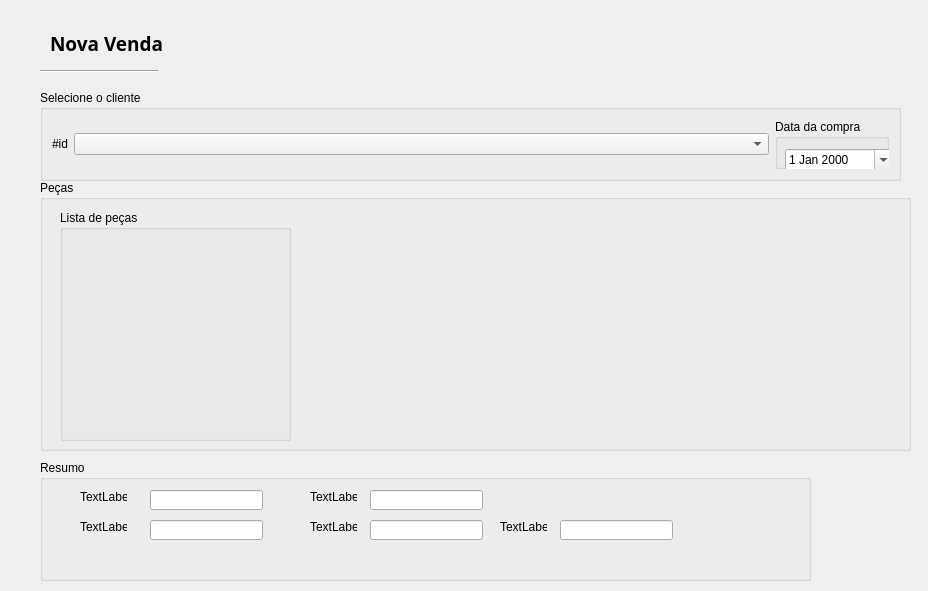
Old version of the form view/cad_venda.ui in the repository Gusrrocha/Gerenciador-de-Vendas.
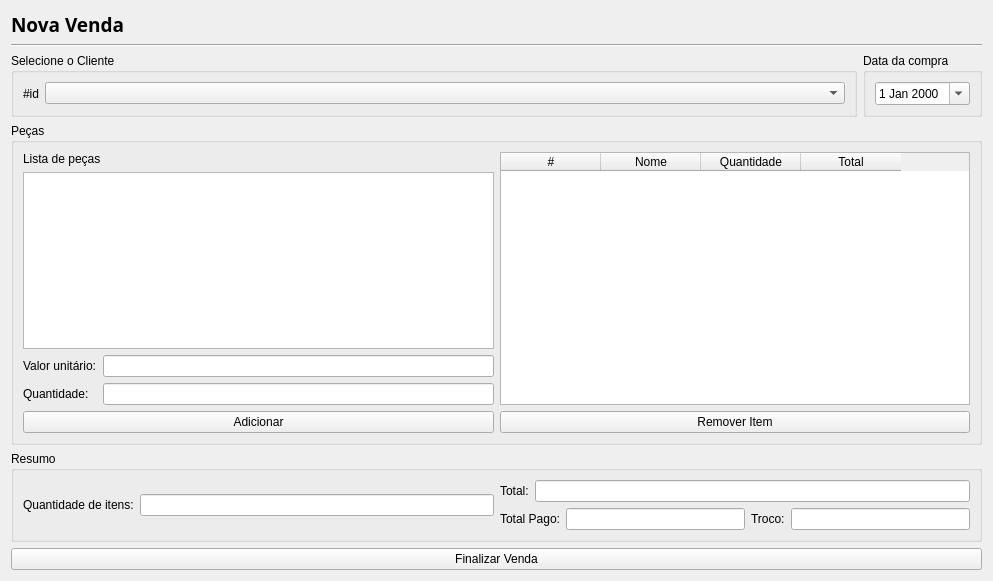
New version of the form.

Commit message: Cadastro Venda

Patch:
```diff
--- a/view/cad_venda.ui
+++ b/view/cad_venda.ui
@@ -6,22 +6,16 @@
    <rect>
     <x>0</x>
     <y>0</y>
-    <width>928</width>
-    <height>591</height>
+    <width>993</width>
+    <height>581</height>
    </rect>
   </property>
   <property name="windowTitle">
    <string>Form</string>
   </property>
+  <layout class="QVBoxLayout" name="verticalLayout_7">
+   <item>
   <widget class="QLabel" name="label">
-   <property name="geometry">
-    <rect>
-     <x>50</x>
-     <y>30</y>
-     <width>125</width>
-     <height>27</height>
-    </rect>
-   </property>
    <property name="font">
     <font>
      <family>Arial Black</family>
@@ -34,23 +28,26 @@
     <string>Nova Venda</string>
    </property>
   </widget>
+   </item>
+   <item>
+    <widget class="Line" name="line">
+     <property name="orientation">
+      <enum>Qt::Horizontal</enum>
+     </property>
+    </widget>
+   </item>
+   <item>
+    <layout class="QHBoxLayout" name="horizontalLayout_4">
+     <item>
   <widget class="QGroupBox" name="groupBox">
-   <property name="geometry">
-    <rect>
-     <x>40</x>
-     <y>90</y>
-     <width>861</width>
-     <height>91</height>
-    </rect>
-   </property>
    <property name="title">
-    <string>Selecione o cliente</string>
-   </property>
-   <layout class="QGridLayout" name="gridLayout">
-    <item row="0" column="0">
+        <string>Selecione o Cliente</string>
+       </property>
+       <layout class="QHBoxLayout" name="horizontalLayout">
+        <item>
      <widget class="QLabel" name="label_2">
       <property name="sizePolicy">
-       <sizepolicy hsizetype="Fixed" vsizetype="Fixed">
+           <sizepolicy hsizetype="Fixed" vsizetype="Preferred">
         <horstretch>0</horstretch>
         <verstretch>0</verstretch>
        </sizepolicy>
@@ -60,13 +57,23 @@
       </property>
      </widget>
     </item>
-    <item row="0" column="1">
-     <widget class="QComboBox" name="comboBox"/>
-    </item>
-    <item row="0" column="2">
-     <widget class="QGroupBox" name="groupBox_4">
+        <item>
+         <widget class="QComboBox" name="comboBox">
+          <property name="sizePolicy">
+           <sizepolicy hsizetype="Preferred" vsizetype="Fixed">
+            <horstretch>0</horstretch>
+            <verstretch>0</verstretch>
+           </sizepolicy>
+          </property>
+         </widget>
+        </item>
+       </layout>
+      </widget>
+     </item>
+     <item>
+      <widget class="QGroupBox" name="groupBox_2">
       <property name="sizePolicy">
-       <sizepolicy hsizetype="Fixed" vsizetype="Expanding">
+        <sizepolicy hsizetype="Fixed" vsizetype="Fixed">
         <horstretch>0</horstretch>
         <verstretch>0</verstretch>
        </sizepolicy>
@@ -74,190 +81,199 @@
       <property name="title">
        <string>Data da compra</string>
       </property>
+       <layout class="QVBoxLayout" name="verticalLayout">
+        <item>
       <widget class="QDateEdit" name="dateEdit">
-       <property name="geometry">
-        <rect>
-         <x>10</x>
-         <y>30</y>
-         <width>110</width>
-         <height>22</height>
-        </rect>
+          <property name="sizePolicy">
+           <sizepolicy hsizetype="Minimum" vsizetype="Fixed">
+            <horstretch>0</horstretch>
+            <verstretch>0</verstretch>
+           </sizepolicy>
        </property>
        <property name="calendarPopup">
         <bool>true</bool>
        </property>
       </widget>
-     </widget>
     </item>
    </layout>
   </widget>
-  <widget class="QGroupBox" name="groupBox_2">
-   <property name="geometry">
-    <rect>
-     <x>40</x>
-     <y>180</y>
-     <width>871</width>
-     <height>271</height>
-    </rect>
-   </property>
-   <property name="title">
-    <string>Peças</string>
-   </property>
-   <widget class="QGroupBox" name="groupBox_5">
-    <property name="geometry">
-     <rect>
-      <x>20</x>
-      <y>30</y>
-      <width>231</width>
-      <height>231</height>
-     </rect>
-    </property>
-    <property name="title">
-     <string>Lista de peças</string>
-    </property>
-   </widget>
-  </widget>
+     </item>
+    </layout>
+   </item>
+   <item>
   <widget class="QGroupBox" name="groupBox_3">
-   <property name="geometry">
-    <rect>
-     <x>40</x>
-     <y>460</y>
-     <width>771</width>
-     <height>121</height>
-    </rect>
-   </property>
    <property name="title">
-    <string>Resumo</string>
-   </property>
+      <string>Peças</string>
+     </property>
+     <layout class="QHBoxLayout" name="horizontalLayout_2">
+      <item>
+       <layout class="QVBoxLayout" name="verticalLayout_4">
+        <item>
+         <layout class="QVBoxLayout" name="verticalLayout_2">
+          <item>
    <widget class="QLabel" name="label_3">
-    <property name="geometry">
-     <rect>
-      <x>40</x>
-      <y>30</y>
-      <width>47</width>
-      <height>13</height>
-     </rect>
-    </property>
     <property name="text">
-     <string>TextLabel</string>
-    </property>
-   </widget>
-   <widget class="QLineEdit" name="lineEdit">
-    <property name="geometry">
-     <rect>
-      <x>110</x>
-      <y>30</y>
-      <width>113</width>
-      <height>20</height>
-     </rect>
-    </property>
-   </widget>
-   <widget class="QLineEdit" name="lineEdit_2">
-    <property name="geometry">
-     <rect>
-      <x>110</x>
-      <y>60</y>
-      <width>113</width>
-      <height>20</height>
-     </rect>
-    </property>
-   </widget>
+             <string>Lista de peças</string>
+            </property>
+           </widget>
+          </item>
+          <item>
+           <widget class="QListWidget" name="listWidget"/>
+          </item>
+         </layout>
+        </item>
+        <item>
+         <layout class="QVBoxLayout" name="verticalLayout_3">
+          <item>
+           <layout class="QFormLayout" name="formLayout">
+            <item row="0" column="0">
    <widget class="QLabel" name="label_4">
-    <property name="geometry">
-     <rect>
-      <x>40</x>
-      <y>60</y>
-      <width>47</width>
-      <height>13</height>
-     </rect>
-    </property>
+              <property name="text">
+               <string>Valor unitário:</string>
+              </property>
+             </widget>
+            </item>
+            <item row="0" column="1">
+             <widget class="QLineEdit" name="lineEdit">
     <property name="text">
-     <string>TextLabel</string>
-    </property>
-   </widget>
+               <string/>
+              </property>
+             </widget>
+            </item>
+            <item row="1" column="0">
    <widget class="QLabel" name="label_5">
-    <property name="geometry">
-     <rect>
-      <x>270</x>
-      <y>30</y>
-      <width>47</width>
-      <height>13</height>
-     </rect>
-    </property>
+              <property name="text">
+               <string>Quantidade:</string>
+              </property>
+             </widget>
+            </item>
+            <item row="1" column="1">
+             <widget class="QLineEdit" name="lineEdit_2"/>
+            </item>
+           </layout>
+          </item>
+          <item>
+           <widget class="QPushButton" name="pushButton">
     <property name="text">
-     <string>TextLabel</string>
-    </property>
-   </widget>
+             <string>Adicionar</string>
+            </property>
+           </widget>
+          </item>
+         </layout>
+        </item>
+       </layout>
+      </item>
+      <item>
+       <layout class="QVBoxLayout" name="verticalLayout_5">
+        <item>
+         <widget class="QTableWidget" name="tableWidget">
+          <column>
+           <property name="text">
+            <string>#</string>
+           </property>
+          </column>
+          <column>
+           <property name="text">
+            <string>Nome</string>
+           </property>
+          </column>
+          <column>
+           <property name="text">
+            <string>Quantidade</string>
+           </property>
+          </column>
+          <column>
+           <property name="text">
+            <string>Total</string>
+           </property>
+          </column>
+         </widget>
+        </item>
+        <item>
+         <widget class="QPushButton" name="pushButton_2">
+          <property name="text">
+           <string>Remover Item</string>
+          </property>
+         </widget>
+        </item>
+       </layout>
+      </item>
+     </layout>
+    </widget>
+   </item>
+   <item>
+    <widget class="QGroupBox" name="groupBox_4">
+     <property name="title">
+      <string>Resumo</string>
+     </property>
+     <layout class="QHBoxLayout" name="horizontalLayout_3">
+      <item>
+       <layout class="QGridLayout" name="gridLayout_2">
+        <item row="0" column="0">
    <widget class="QLabel" name="label_6">
-    <property name="geometry">
-     <rect>
-      <x>270</x>
-      <y>60</y>
-      <width>47</width>
-      <height>13</height>
-     </rect>
-    </property>
     <property name="text">
-     <string>TextLabel</string>
-    </property>
-   </widget>
+           <string>Quantidade de itens:</string>
+          </property>
+         </widget>
+        </item>
+        <item row="0" column="1">
+         <widget class="QLineEdit" name="lineEdit_3"/>
+        </item>
+       </layout>
+      </item>
+      <item>
+       <layout class="QVBoxLayout" name="verticalLayout_6">
+        <item>
+         <layout class="QFormLayout" name="formLayout_2">
+          <item row="0" column="0">
    <widget class="QLabel" name="label_7">
-    <property name="geometry">
-     <rect>
-      <x>460</x>
-      <y>60</y>
-      <width>47</width>
-      <height>13</height>
-     </rect>
-    </property>
     <property name="text">
-     <string>TextLabel</string>
-    </property>
-   </widget>
-   <widget class="QLineEdit" name="lineEdit_3">
-    <property name="geometry">
-     <rect>
-      <x>330</x>
-      <y>30</y>
-      <width>113</width>
-      <height>20</height>
-     </rect>
-    </property>
-   </widget>
-   <widget class="QLineEdit" name="lineEdit_4">
-    <property name="geometry">
-     <rect>
-      <x>330</x>
-      <y>60</y>
-      <width>113</width>
-      <height>20</height>
-     </rect>
-    </property>
-   </widget>
-   <widget class="QLineEdit" name="lineEdit_5">
-    <property name="geometry">
-     <rect>
-      <x>520</x>
-      <y>60</y>
-      <width>113</width>
-      <height>20</height>
-     </rect>
-    </property>
-   </widget>
-  </widget>
-  <widget class="Line" name="line">
-   <property name="geometry">
-    <rect>
-     <x>40</x>
-     <y>70</y>
-     <width>118</width>
-     <height>3</height>
-    </rect>
-   </property>
-   <property name="orientation">
-    <enum>Qt::Horizontal</enum>
-   </property>
-  </widget>
+             <string>Total:</string>
+            </property>
+           </widget>
+          </item>
+          <item row="0" column="1">
+           <widget class="QLineEdit" name="lineEdit_4"/>
+          </item>
+         </layout>
+        </item>
+        <item>
+         <layout class="QGridLayout" name="gridLayout_3">
+          <item row="0" column="0">
+           <widget class="QLabel" name="label_8">
+            <property name="text">
+             <string>Total Pago:</string>
+            </property>
+           </widget>
+          </item>
+          <item row="0" column="1">
+           <widget class="QLineEdit" name="lineEdit_5"/>
+          </item>
+          <item row="0" column="2">
+           <widget class="QLabel" name="label_9">
+            <property name="text">
+             <string>Troco:</string>
+            </property>
+           </widget>
+          </item>
+          <item row="0" column="3">
+           <widget class="QLineEdit" name="lineEdit_6"/>
+          </item>
+         </layout>
+        </item>
+       </layout>
+      </item>
+     </layout>
+    </widget>
+   </item>
+   <item>
+    <widget class="QPushButton" name="finalizar_venda">
+     <property name="text">
+      <string>Finalizar Venda</string>
+     </property>
+    </widget>
+   </item>
+  </layout>
  </widget>
  <resources/>
  <connections/>
```
Lines whose indentation alone changed are shown as unchanged. The commit also changes 4 other files.
